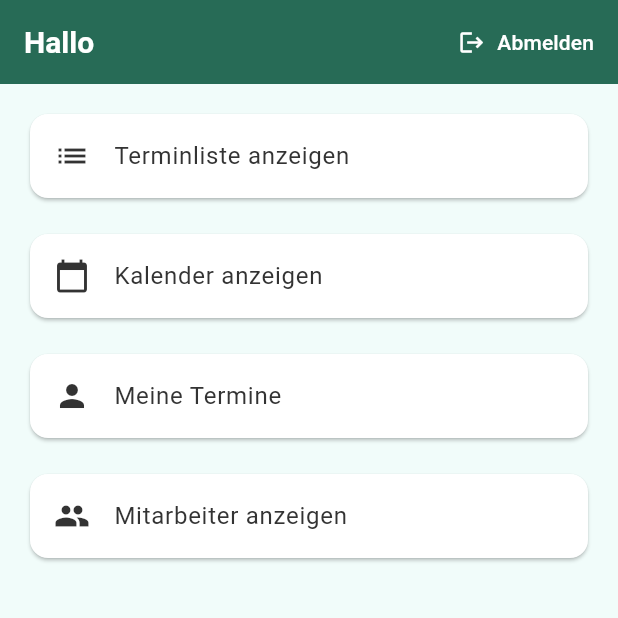
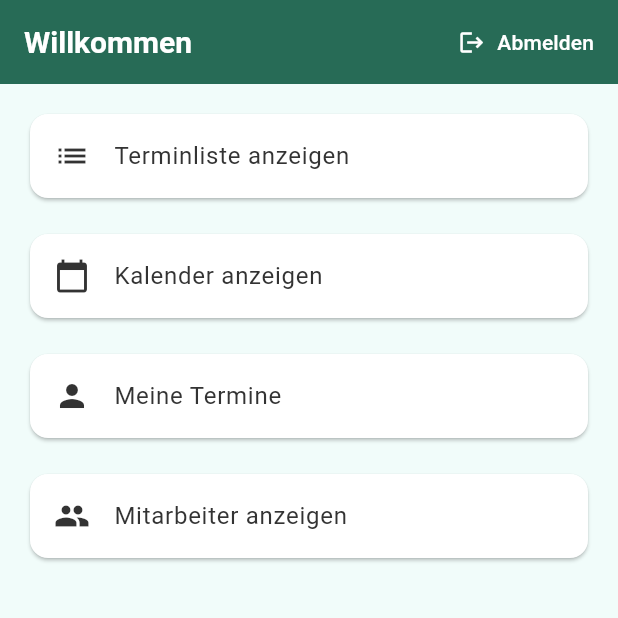
Before and after one commit to wtchdoge/kalender_app, a Flutter app: the screen it shows once a user with an empty profile is signed in, on a phone screen of 412 x 824 dp, the top half of it. Run offline on Flutter 3.47's test engine with Material 3 defaults, Android fonts, the phone set to English and light mode, and no system bars; our stand-ins replace cloud_firestore, firebase_auth, firebase_core, hive, hive_flutter, table_calendar; accounts and stored records are empty.

Commit message:
Test git feature kalender home

```diff
--- a/lib/screens/home_screen.dart
+++ b/lib/screens/home_screen.dart
@@ -19,7 +19,7 @@ class HomeScreen extends StatelessWidget {
     final username = user?.displayName ?? user?.email ?? "Benutzer";
     return Scaffold(
       appBar: AppBar(
-        title: Text('Hallo $username', style: TextStyle(color: AppColors.textLight)),
+        title: Text('Willkommen $username', style: TextStyle(color: AppColors.textLight)),
         actions: [
           TextButton.icon(
             icon: Icon(Icons.logout, color: AppColors.textLight),
```
Also changed, not shown: lib/screens/appointment_details.dart (deleted).
